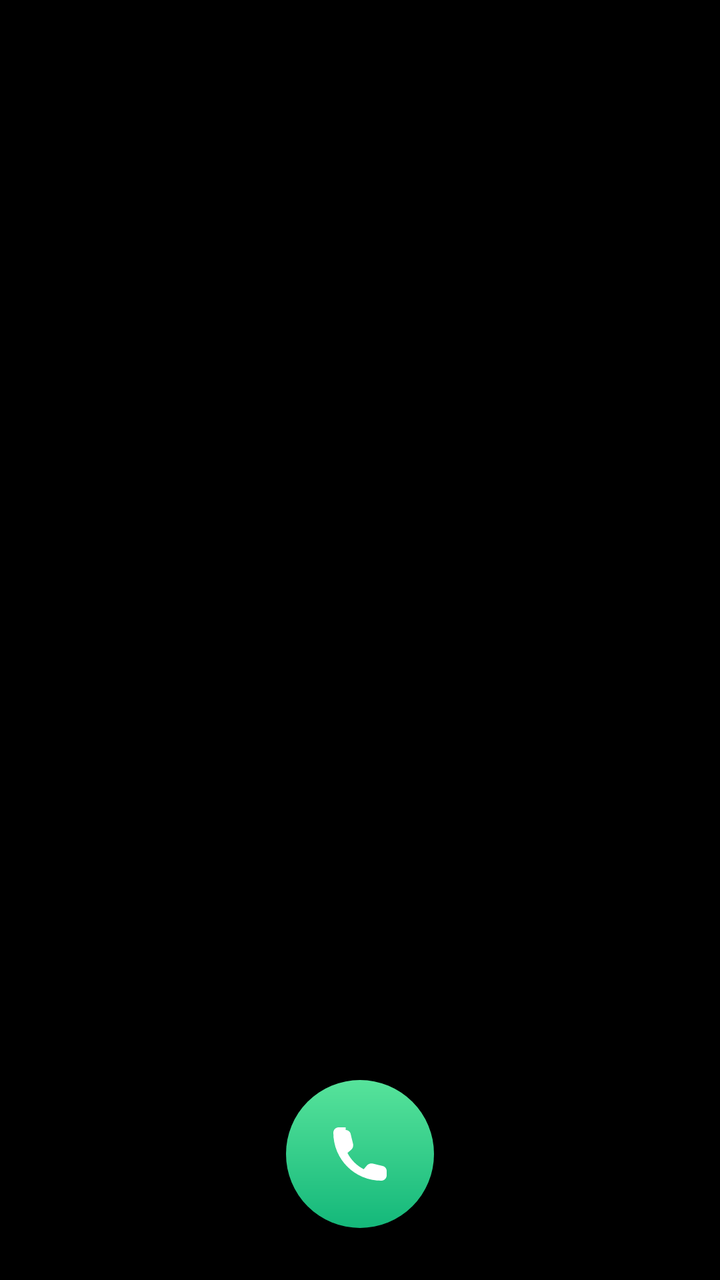
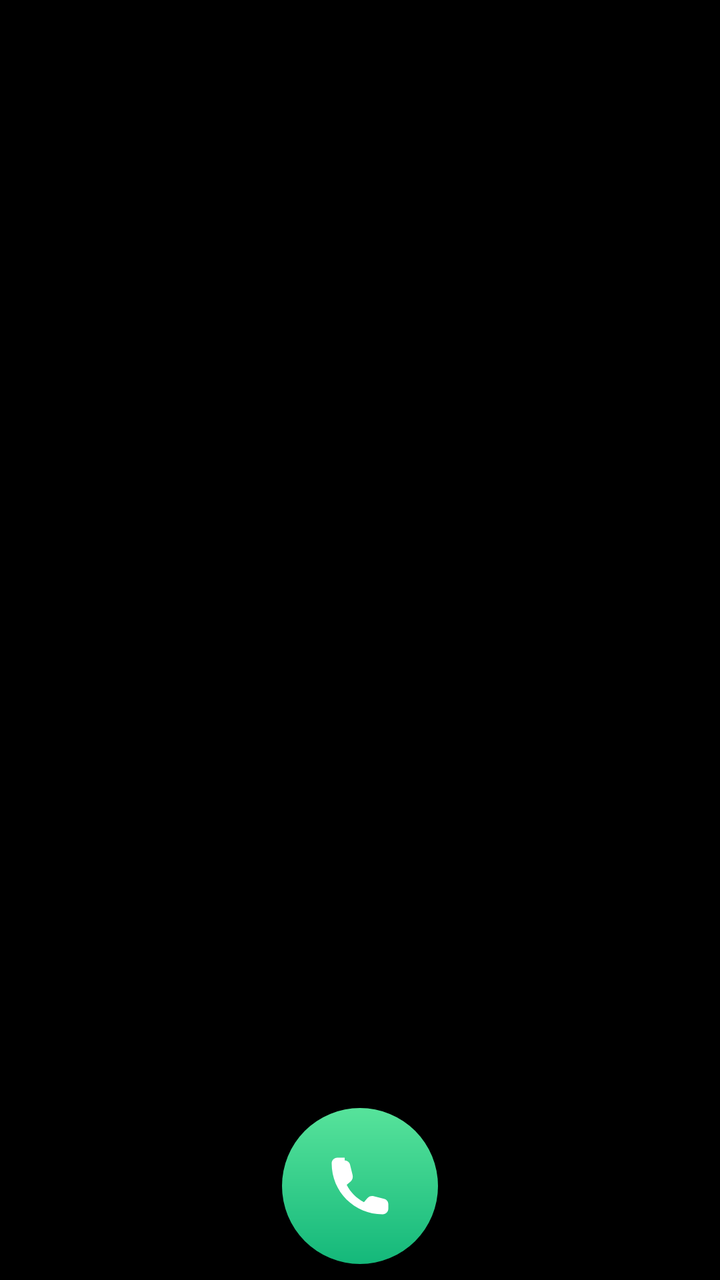

Before-and-after screenshots of an Android layout around one commit, followed by the original layout XML and the change that was made.
<!-- AndroidManifest.xml: application theme AppTheme -->
<!-- res/layout/view_keypad.xml -->
<?xml version="1.0" encoding="utf-8"?>
<LinearLayout xmlns:android="http://schemas.android.com/apk/res/android"
    android:layout_width="match_parent"
    android:layout_height="match_parent"
    android:orientation="vertical"
    android:paddingStart="30dp"
    android:paddingEnd="30dp">

    <LinearLayout
        android:id="@+id/dialer_banner"
        android:layout_width="match_parent"
        android:layout_height="wrap_content"
        android:orientation="vertical"
        android:background="@drawable/ios_card"
        android:padding="14dp"
        android:layout_marginBottom="10dp"
        android:visibility="gone">

        <TextView
            android:id="@+id/banner_text"
            android:layout_width="match_parent"
            android:layout_height="wrap_content"
            android:text="Set Diller as your default Phone app to get the liquid-glass call screen on every call."
            android:textColor="@color/text_primary"
            android:textSize="13sp" />

        <TextView
            android:id="@+id/banner_button"
            android:layout_width="wrap_content"
            android:layout_height="wrap_content"
            android:layout_marginTop="10dp"
            style="@style/PillDark"
            android:text="Set as default Phone app" />
    </LinearLayout>


    <FrameLayout
        android:layout_width="match_parent"
        android:layout_height="0dp"
        android:layout_weight="1.0"
        android:minHeight="80dp">

        <LinearLayout
            android:layout_width="match_parent"
            android:layout_height="match_parent"
            android:orientation="vertical"
            android:gravity="center">

            <TextView
                android:id="@+id/dial_display"
                android:layout_width="match_parent"
                android:layout_height="wrap_content"
                android:gravity="center"
                android:maxLines="1"
                android:ellipsize="start"
                android:textSize="38sp"
                android:textColor="@color/text_primary"
                android:text="" />

            <TextView
                android:id="@+id/dial_sub"
                android:layout_width="wrap_content"
                android:layout_height="wrap_content"
                android:layout_marginTop="4dp"
                android:text=""
                android:textColor="@color/text_secondary"
                android:textSize="14sp" />

            <TextView
                android:id="@+id/dial_chip"
                android:layout_width="wrap_content"
                android:layout_height="wrap_content"
                android:layout_marginTop="6dp"
                android:background="@drawable/chip_spam"
                android:paddingStart="10dp"
                android:paddingEnd="10dp"
                android:paddingTop="3dp"
                android:paddingBottom="3dp"
                android:textColor="@color/text_primary"
                android:textSize="11sp"
                android:visibility="gone" />
        </LinearLayout>

        <ImageView
            android:id="@+id/btn_add_contact"
            android:layout_width="46dp"
            android:layout_height="46dp"
            android:layout_gravity="start|center_vertical"
            android:padding="11dp"
            android:background="@drawable/row_circle"
            android:src="@drawable/ic_add_contact"
            android:contentDescription="@string/add_contact"
            android:visibility="invisible" />

        <ImageView
            android:id="@+id/btn_back"
            android:layout_width="46dp"
            android:layout_height="46dp"
            android:layout_gravity="end|center_vertical"
            android:padding="10dp"
            android:background="@drawable/row_circle"
            android:src="@drawable/ic_backspace"
            android:contentDescription="@string/backspace"
            android:visibility="invisible" />
    </FrameLayout>

    <FrameLayout
        android:id="@+id/keypad_grid"
        android:layout_width="match_parent"
        android:layout_height="0dp"
        android:layout_weight="3.1" />

    <FrameLayout
        android:layout_width="match_parent"
        android:layout_height="0dp"
        android:layout_weight="1"
        android:minHeight="88dp">

        <ImageView
            android:id="@+id/btn_call"
            android:layout_width="74dp"
            android:layout_height="74dp"
            android:layout_gravity="center"
            android:padding="21dp"
            android:background="@drawable/call_btn_green"
            android:src="@drawable/ic_call"
            android:contentDescription="@string/call" />
    </FrameLayout>
</LinearLayout>
<!-- resources referenced by this layout -->
<resources>
  <color name="text_primary">#FFFFFFFF</color>
  <color name="text_secondary">#B3FFFFFF</color>
  <!-- drawable call_btn_green (drawable) -->
  <?xml version="1.0" encoding="utf-8"?>
  <ripple xmlns:android="http://schemas.android.com/apk/res/android" android:color="#66FFFFFF">
      <item>
          <shape android:shape="oval">
              <gradient android:angle="270" android:startColor="#FF57E39B" android:endColor="#FF14B87A" android:type="linear" />
          </shape>
      </item>
  </ripple>
  <!-- drawable chip_spam (drawable) -->
  <?xml version="1.0" encoding="utf-8"?>
  <shape xmlns:android="http://schemas.android.com/apk/res/android" android:shape="rectangle">
      <corners android:radius="100dp" />
      <solid android:color="#40FF5D6C" />
      <stroke android:width="1dp" android:color="#99FF5D6C" />
  </shape>
  <!-- drawable ic_add_contact (drawable) -->
  <vector xmlns:android="http://schemas.android.com/apk/res/android" android:width="24dp" android:height="24dp" android:viewportWidth="24" android:viewportHeight="24">
    <path android:fillColor="#FFFFFFFF" android:pathData="M10,12 A4,4 0 1,0 10,4 A4,4 0 1,0 10,12 Z"/>
    <path android:fillColor="#FFFFFFFF" android:pathData="M3,20 C3,16.5 6.2,14.5 10,14.5 C11.2,14.5 12.4,14.7 13.4,15.1 C12.5,16.2 12,17.5 12,19 L12,20 Z"/>
    <path android:fillColor="#FF6FE7FF" android:pathData="M18,13 L20,13 L20,16 L23,16 L23,18 L20,18 L20,21 L18,21 L18,18 L15,18 L15,16 L18,16 Z"/>
  </vector>
  <!-- drawable ic_backspace (drawable) -->
  <vector xmlns:android="http://schemas.android.com/apk/res/android" android:width="28dp" android:height="28dp" android:viewportWidth="24" android:viewportHeight="24">
    <path android:fillColor="#FFFFFFFF" android:pathData="M9,5 L21,5 A1,1 0 0,1 22,6 L22,18 A1,1 0 0,1 21,19 L9,19 L2,12 Z"/>
    <path android:fillColor="#FF0C1430" android:pathData="M12.2,9.2 L14.6,11.6 L17,9.2 L18.4,10.6 L16,13 L18.4,15.4 L17,16.8 L14.6,14.4 L12.2,16.8 L10.8,15.4 L13.2,13 L10.8,10.6 Z"/>
  </vector>
  <!-- drawable ios_card (drawable) -->
  <?xml version="1.0" encoding="utf-8"?>
  <shape xmlns:android="http://schemas.android.com/apk/res/android" android:shape="rectangle">
      <corners android:radius="18dp" />
      <solid android:color="@color/ios_card" />
  </shape>
  <!-- drawable row_circle (drawable) -->
  <?xml version="1.0" encoding="utf-8"?>
  <ripple xmlns:android="http://schemas.android.com/apk/res/android" android:color="#33FFFFFF">
      <item>
          <shape android:shape="oval">
              <solid android:color="@color/ios_key" />
          </shape>
      </item>
  </ripple>
  <string name="add_contact">Add to contacts</string>
  <string name="backspace">Backspace</string>
  <string name="call">Call</string>
  <style name="PillDark">
          <item name="android:background">@drawable/pill_dark</item>
          <item name="android:paddingStart">18dp</item>
          <item name="android:paddingEnd">18dp</item>
          <item name="android:paddingTop">9dp</item>
          <item name="android:paddingBottom">9dp</item>
          <item name="android:textColor">@color/ios_blue</item>
          <item name="android:textSize">15sp</item>
      </style>
  <color name="ios_card">#FF1C1C1E</color>
  <color name="ios_key">#FF1C1C1E</color>
  <!-- drawable pill_dark (drawable) -->
  <?xml version="1.0" encoding="utf-8"?>
  <ripple xmlns:android="http://schemas.android.com/apk/res/android" android:color="#330A84FF">
      <item>
          <shape android:shape="rectangle">
              <corners android:radius="100dp" />
              <solid android:color="#240A84FF" />
              <stroke android:width="1dp" android:color="#330A84FF" />
          </shape>
      </item>
  </ripple>
  <color name="ios_blue">#FF0A84FF</color>
  <color name="bg_black">#FF000000</color>
  <!-- unchanged entries left out for length: 2 -->
</resources>

<!-- the commit's change to res/layout/view_keypad.xml (unified diff, before → after) -->
@@ -3,8 +3,8 @@
     android:layout_width="match_parent"
     android:layout_height="match_parent"
     android:orientation="vertical"
-    android:paddingStart="30dp"
-    android:paddingEnd="30dp">
+    android:paddingStart="16dp"
+    android:paddingEnd="16dp">
 
     <LinearLayout
         android:id="@+id/dialer_banner"
@@ -13,14 +13,14 @@
         android:orientation="vertical"
         android:background="@drawable/ios_card"
         android:padding="14dp"
-        android:layout_marginBottom="10dp"
+        android:layout_marginBottom="8dp"
         android:visibility="gone">
 
         <TextView
             android:id="@+id/banner_text"
             android:layout_width="match_parent"
             android:layout_height="wrap_content"
-            android:text="Set Diller as your default Phone app to get the liquid-glass call screen on every call."
+            android:text="Set Diller as your default Phone app to get the liquid-glass call screen."
             android:textColor="@color/text_primary"
             android:textSize="13sp" />
 
@@ -33,97 +33,101 @@
             android:text="Set as default Phone app" />
     </LinearLayout>
 
+    
+    <LinearLayout
+        android:layout_width="match_parent"
+        android:layout_height="wrap_content"
+        android:orientation="vertical"
+        android:gravity="center"
+        android:paddingTop="8dp">
 
-    <FrameLayout
-        android:layout_width="match_parent"
-        android:layout_height="0dp"
-        android:layout_weight="1.0"
-        android:minHeight="80dp">
+        <TextView
+            android:id="@+id/dial_display"
+            android:layout_width="match_parent"
+            android:layout_height="wrap_content"
+            android:gravity="center"
+            android:fontFamily="sans-serif-light"
+            android:maxLines="1"
+            android:minHeight="48dp"
+            android:paddingStart="40dp"
+            android:paddingEnd="40dp"
+            android:textColor="@color/text_primary"
+            android:textSize="38sp" />
 
-        <LinearLayout
-            android:layout_width="match_parent"
-            android:layout_height="match_parent"
-            android:orientation="vertical"
-            android:gravity="center">
+        <TextView
+            android:id="@+id/btn_add_contact"
+            android:layout_width="wrap_content"
+            android:layout_height="wrap_content"
+            android:paddingTop="2dp"
+            android:paddingBottom="2dp"
+            android:text="Add Number"
+            android:textColor="@color/ios_blue"
+            android:textSize="17sp"
+            android:visibility="gone" />
 
-            <TextView
-                android:id="@+id/dial_display"
-                android:layout_width="match_parent"
-                android:layout_height="wrap_content"
-                android:gravity="center"
-                android:maxLines="1"
-                android:ellipsize="start"
-                android:textSize="38sp"
-                android:textColor="@color/text_primary"
-                android:text="" />
+        <TextView
+            android:id="@+id/dial_sub"
+            android:layout_width="wrap_content"
+            android:layout_height="wrap_content"
+            android:layout_marginTop="2dp"
+            android:gravity="center"
+            android:textColor="@color/ios_grey"
+            android:textSize="14sp" />
 
-            <TextView
-                android:id="@+id/dial_sub"
-                android:layout_width="wrap_content"
-                android:layout_height="wrap_content"
-                android:layout_marginTop="4dp"
-                android:text=""
-                android:textColor="@color/text_secondary"
-                android:textSize="14sp" />
-
-            <TextView
-                android:id="@+id/dial_chip"
-                android:layout_width="wrap_content"
-                android:layout_height="wrap_content"
-                android:layout_marginTop="6dp"
-                android:background="@drawable/chip_spam"
-                android:paddingStart="10dp"
-                android:paddingEnd="10dp"
-                android:paddingTop="3dp"
-                android:paddingBottom="3dp"
-                android:textColor="@color/text_primary"
-                android:textSize="11sp"
-                android:visibility="gone" />
-        </LinearLayout>
-
-        <ImageView
-            android:id="@+id/btn_add_contact"
-            android:layout_width="46dp"
-            android:layout_height="46dp"
-            android:layout_gravity="start|center_vertical"
-            android:padding="11dp"
-            android:background="@drawable/row_circle"
-            android:src="@drawable/ic_add_contact"
-            android:contentDescription="@string/add_contact"
-            android:visibility="invisible" />
-
-        <ImageView
-            android:id="@+id/btn_back"
-            android:layout_width="46dp"
-            android:layout_height="46dp"
-            android:layout_gravity="end|center_vertical"
-            android:padding="10dp"
-            android:background="@drawable/row_circle"
-            android:src="@drawable/ic_backspace"
-            android:contentDescription="@string/backspace"
-            android:visibility="invisible" />
-    </FrameLayout>
+        <TextView
+            android:id="@+id/dial_chip"
+            android:layout_width="wrap_content"
+            android:layout_height="wrap_content"
+            android:layout_marginTop="6dp"
+            android:background="@drawable/chip_spam"
+            android:paddingStart="10dp"
+            android:paddingEnd="10dp"
+            android:paddingTop="3dp"
+            android:paddingBottom="3dp"
+            android:textColor="#FFFFFFFF"
+            android:textSize="11sp"
+            android:textStyle="bold"
+            android:visibility="gone" />
+    </LinearLayout>
 
     <FrameLayout
         android:id="@+id/keypad_grid"
         android:layout_width="match_parent"
         android:layout_height="0dp"
-        android:layout_weight="3.1" />
+        android:layout_weight="1" />
 
-    <FrameLayout
+    
+    <LinearLayout
         android:layout_width="match_parent"
-        android:layout_height="0dp"
-        android:layout_weight="1"
-        android:minHeight="88dp">
+        android:layout_height="wrap_content"
+        android:orientation="horizontal"
+        android:gravity="center"
+        android:paddingTop="6dp"
+        android:paddingBottom="8dp">
+
+        <View
+            android:layout_width="78dp"
+            android:layout_height="78dp" />
 
         <ImageView
             android:id="@+id/btn_call"
-            android:layout_width="74dp"
-            android:layout_height="74dp"
-            android:layout_gravity="center"
-            android:padding="21dp"
+            android:layout_width="78dp"
+            android:layout_height="78dp"
+            android:layout_marginStart="20dp"
             android:background="@drawable/call_btn_green"
+            android:padding="22dp"
             android:src="@drawable/ic_call"
             android:contentDescription="@string/call" />
-    </FrameLayout>
+
+        <ImageView
+            android:id="@+id/btn_back"
+            android:layout_width="78dp"
+            android:layout_height="78dp"
+            android:layout_marginStart="20dp"
+            android:background="@drawable/glass_circle"
+            android:padding="20dp"
+            android:src="@drawable/ic_backspace"
+            android:visibility="invisible"
+            android:contentDescription="@string/backspace" />
+    </LinearLayout>
 </LinearLayout>
<!-- resource entries referenced after the edit -->
@@ -18,12 +18,16 @@
       <solid android:color="#40FF5D6C" />
       <stroke android:width="1dp" android:color="#99FF5D6C" />
   </shape>
-  <!-- drawable ic_add_contact (drawable) -->
-  <vector xmlns:android="http://schemas.android.com/apk/res/android" android:width="24dp" android:height="24dp" android:viewportWidth="24" android:viewportHeight="24">
-    <path android:fillColor="#FFFFFFFF" android:pathData="M10,12 A4,4 0 1,0 10,4 A4,4 0 1,0 10,12 Z"/>
-    <path android:fillColor="#FFFFFFFF" android:pathData="M3,20 C3,16.5 6.2,14.5 10,14.5 C11.2,14.5 12.4,14.7 13.4,15.1 C12.5,16.2 12,17.5 12,19 L12,20 Z"/>
-    <path android:fillColor="#FF6FE7FF" android:pathData="M18,13 L20,13 L20,16 L23,16 L23,18 L20,18 L20,21 L18,21 L18,18 L15,18 L15,16 L18,16 Z"/>
-  </vector>
+  <!-- drawable glass_circle (drawable) -->
+  <?xml version="1.0" encoding="utf-8"?>
+  <ripple xmlns:android="http://schemas.android.com/apk/res/android" android:color="#4DFFFFFF">
+      <item>
+          <shape android:shape="oval">
+              <gradient android:type="radial" android:gradientRadius="70dp" android:startColor="#40FFFFFF" android:endColor="#14FFFFFF" />
+              <stroke android:width="1dp" android:color="#66FFFFFF" />
+          </shape>
+      </item>
+  </ripple>
   <!-- drawable ic_backspace (drawable) -->
   <vector xmlns:android="http://schemas.android.com/apk/res/android" android:width="28dp" android:height="28dp" android:viewportWidth="24" android:viewportHeight="24">
     <path android:fillColor="#FFFFFFFF" android:pathData="M9,5 L21,5 A1,1 0 0,1 22,6 L22,18 A1,1 0 0,1 21,19 L9,19 L2,12 Z"/>
@@ -35,16 +39,6 @@
       <corners android:radius="18dp" />
       <solid android:color="@color/ios_card" />
   </shape>
-  <!-- drawable row_circle (drawable) -->
-  <?xml version="1.0" encoding="utf-8"?>
-  <ripple xmlns:android="http://schemas.android.com/apk/res/android" android:color="#33FFFFFF">
-      <item>
-          <shape android:shape="oval">
-              <solid android:color="@color/ios_key" />
-          </shape>
-      </item>
-  </ripple>
-  <string name="add_contact">Add to contacts</string>
   <string name="backspace">Backspace</string>
   <string name="call">Call</string>
   <style name="PillDark">
@@ -70,6 +64,7 @@
       </item>
   </ripple>
   <color name="ios_blue">#FF0A84FF</color>
+  <color name="ios_grey">#FF8E8E93</color>
   <color name="bg_black">#FF000000</color>
   <!-- unchanged entries left out for length: 2 -->
 </resources>
